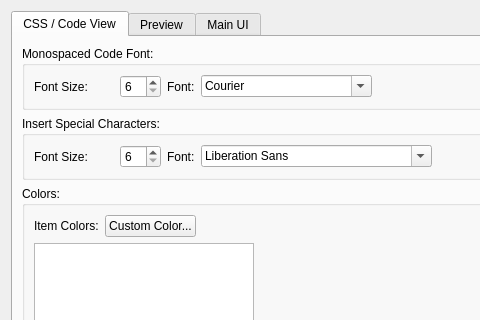
Old version of the form src/Form_Files/PAppearanceWidget.ui in the repository Sigil-Ebook/Sigil; both pictures show x 0 to 480 and y 0 to 320 of the 584 by 884 pixel window.
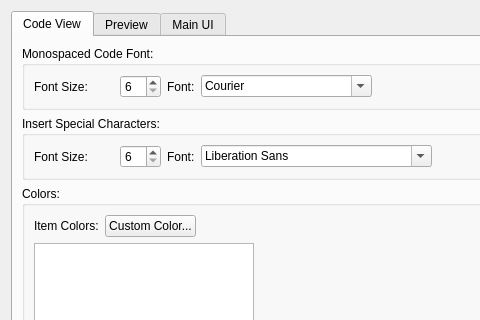
New version of the form.

Commit message: Stop background flasing on imgage tabs with Dark Preview off

Diff of the .ui file:
```diff
--- a/src/Form_Files/PAppearanceWidget.ui
+++ b/src/Form_Files/PAppearanceWidget.ui
@@ -21,7 +21,7 @@
      </property>
      <widget class="QWidget" name="AppCVTab">
       <attribute name="title">
-       <string>CSS / Code View</string>
+       <string>Code View</string>
       </attribute>
       <layout class="QVBoxLayout" name="verticalLayout_7">
        <item>
```
The commit also changes 5 other files.
